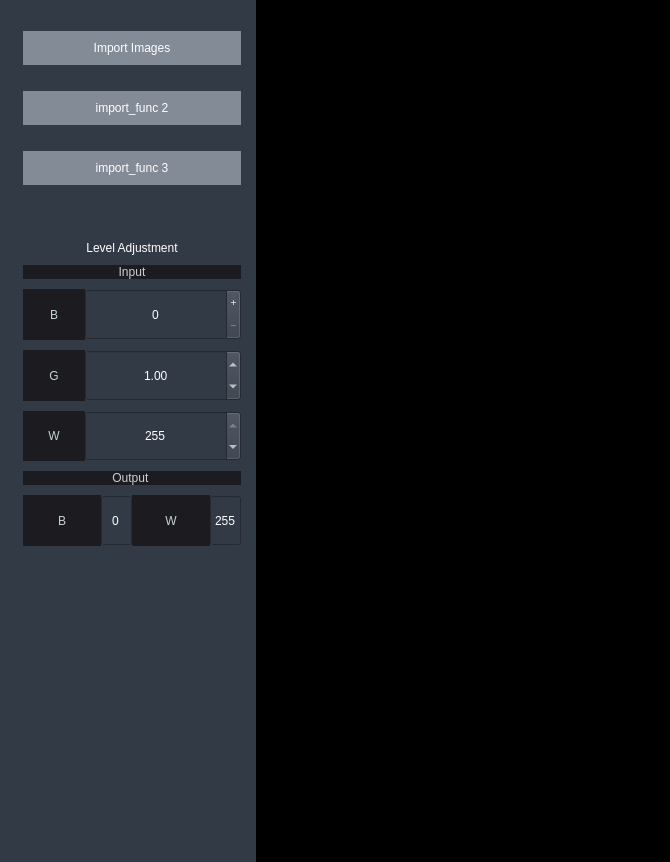
difoxy2/lut-edit, file main.ui: the form before one commit.
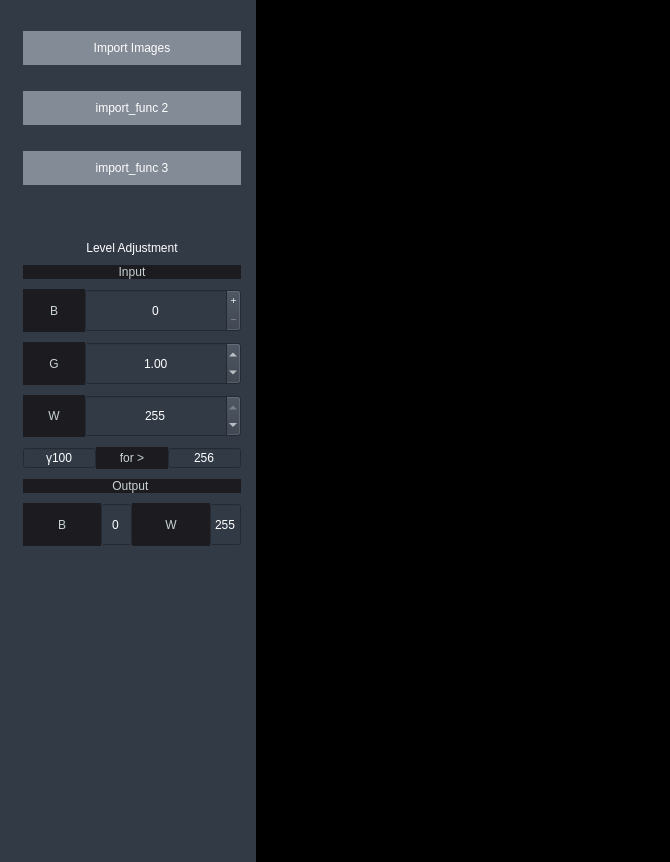
The form after the commit. Icons and pictures are not drawn.

Commit message: added replace with white feature

The edit to the form file:
```diff
--- a/main.ui
+++ b/main.ui
@@ -208,7 +208,7 @@
          </spacer>
         </item>
         <item>
-         <layout class="QVBoxLayout" name="verticalLayout" stretch="0,0,0,0,0,0,0">
+         <layout class="QVBoxLayout" name="verticalLayout" stretch="0,0,0,0,0,0,0,0">
           <property name="spacing">
            <number>10</number>
           </property>
@@ -388,6 +388,58 @@
             </item>
            </layout>
           </item>
+          <item>
+           <layout class="QHBoxLayout" name="horizontalLayout_5">
+            <property name="spacing">
+             <number>0</number>
+            </property>
+            <item>
+             <widget class="QSpinBox" name="spinBox_rep_g">
+              <property name="alignment">
+               <set>Qt::AlignCenter</set>
+              </property>
+              <property name="buttonSymbols">
+               <enum>QAbstractSpinBox::NoButtons</enum>
+              </property>
+              <property name="prefix">
+               <string>γ</string>
+              </property>
+              <property name="maximum">
+               <number>100</number>
+              </property>
+              <property name="value">
+               <number>100</number>
+              </property>
+             </widget>
+            </item>
+            <item>
+             <widget class="QLabel" name="label">
+              <property name="text">
+               <string>for &gt;</string>
+              </property>
+              <property name="alignment">
+               <set>Qt::AlignCenter</set>
+              </property>
+             </widget>
+            </item>
+            <item>
+             <widget class="QSpinBox" name="spinBox_rep_w">
+              <property name="alignment">
+               <set>Qt::AlignCenter</set>
+              </property>
+              <property name="buttonSymbols">
+               <enum>QAbstractSpinBox::NoButtons</enum>
+              </property>
+              <property name="maximum">
+               <number>256</number>
+              </property>
+              <property name="value">
+               <number>256</number>
+              </property>
+             </widget>
+            </item>
+           </layout>
+          </item>
           <item>
            <widget class="QLabel" name="label_6">
             <property name="minimumSize">
```
The commit also changes 1 other file.
